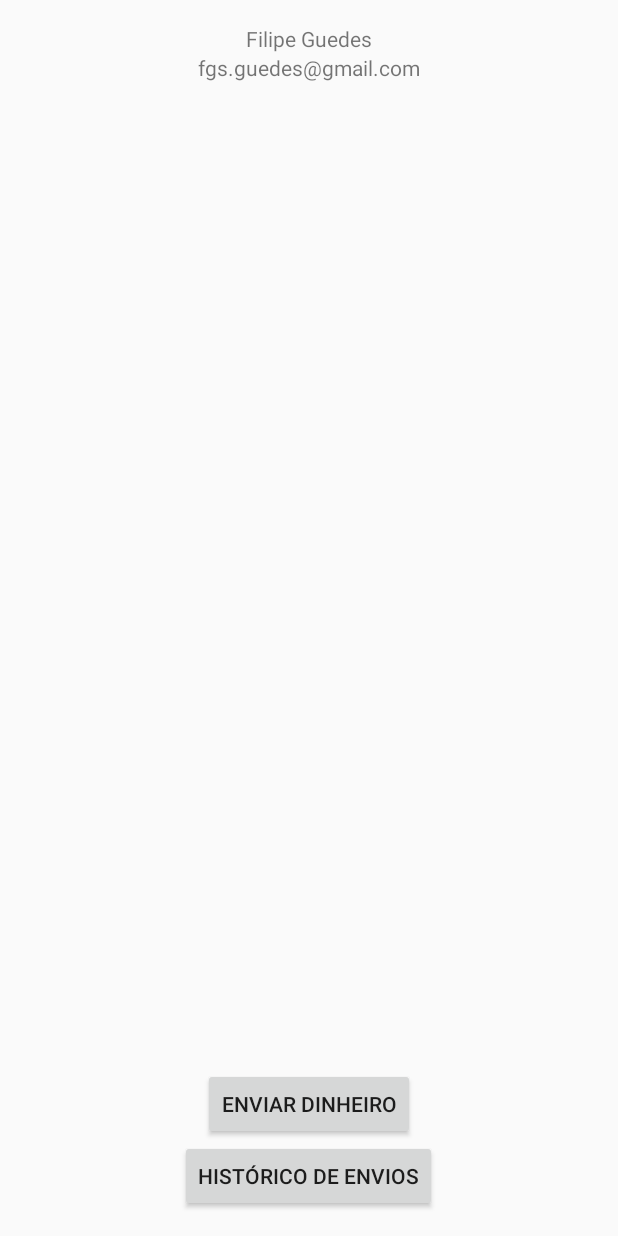
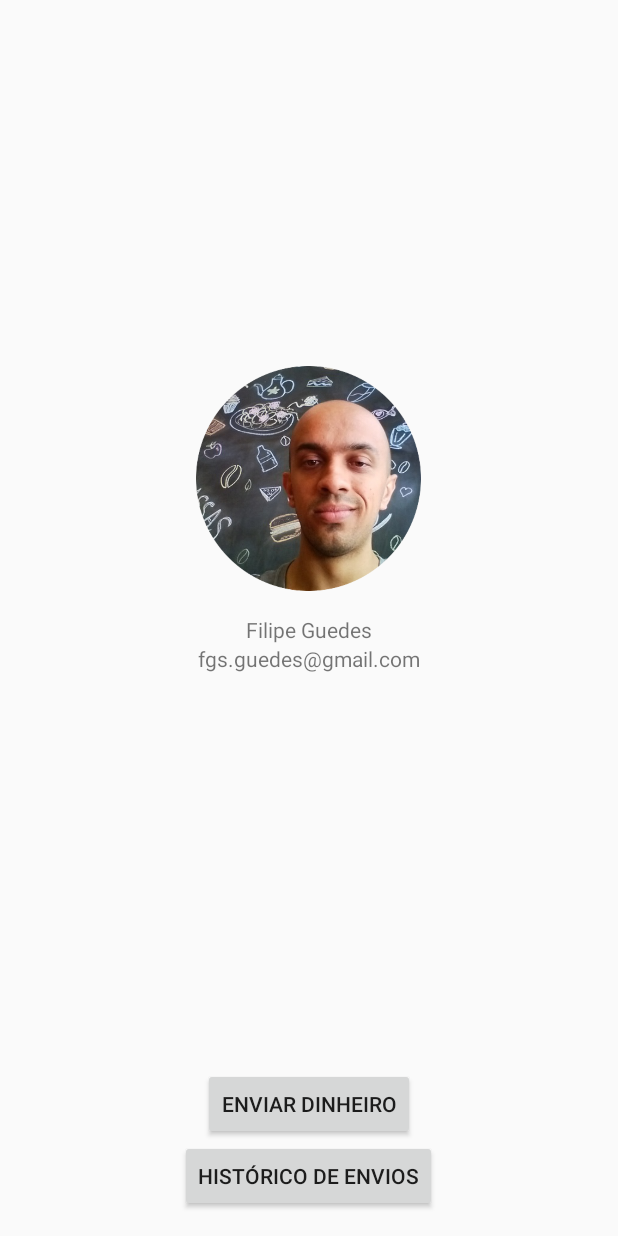
Before and after one commit to fgsguedes/teste-neon, an Android app: the screen it shows after launch (MainActivity), on a phone screen of 412 x 824 dp. Run offline under Robolectric (Android 15) with nearby library versions, the phone set to English and light mode, and no system bars; our stand-ins replace Dagger/Hilt's generated code, RxJava; libraries missing offline, so code that uses them is left out: com.jakewharton.retrofit2; 4 statements that could not run were skipped.

Commit message:
Main activity ui with my picture and centered name/email

```diff
--- a/app/src/main/res/layout/activity_main.xml
+++ b/app/src/main/res/layout/activity_main.xml
@@ -15,6 +15,8 @@
       android:layout_width="wrap_content"
       android:layout_height="wrap_content"
       android:layout_centerHorizontal="true"
+      android:layout_centerInParent="true"
+      android:paddingTop="16dp"
       android:text="@string/developer_name"/>
 
   <TextView
@@ -24,6 +26,13 @@
       android:layout_below="@id/text_view_developer_name"
       android:layout_centerHorizontal="true"
       android:text="@string/developer_email"/>
+
+  <ImageView
+      android:layout_width="150dp"
+      android:layout_height="150dp"
+      android:layout_above="@id/text_view_developer_name"
+      android:layout_centerHorizontal="true"
+      android:src="@drawable/developer_picture"/>
 
   <Button
       android:id="@+id/button_transaction_history"
```
Also changed, not shown: app/src/main/res/drawable/developer_picture.png (added).
